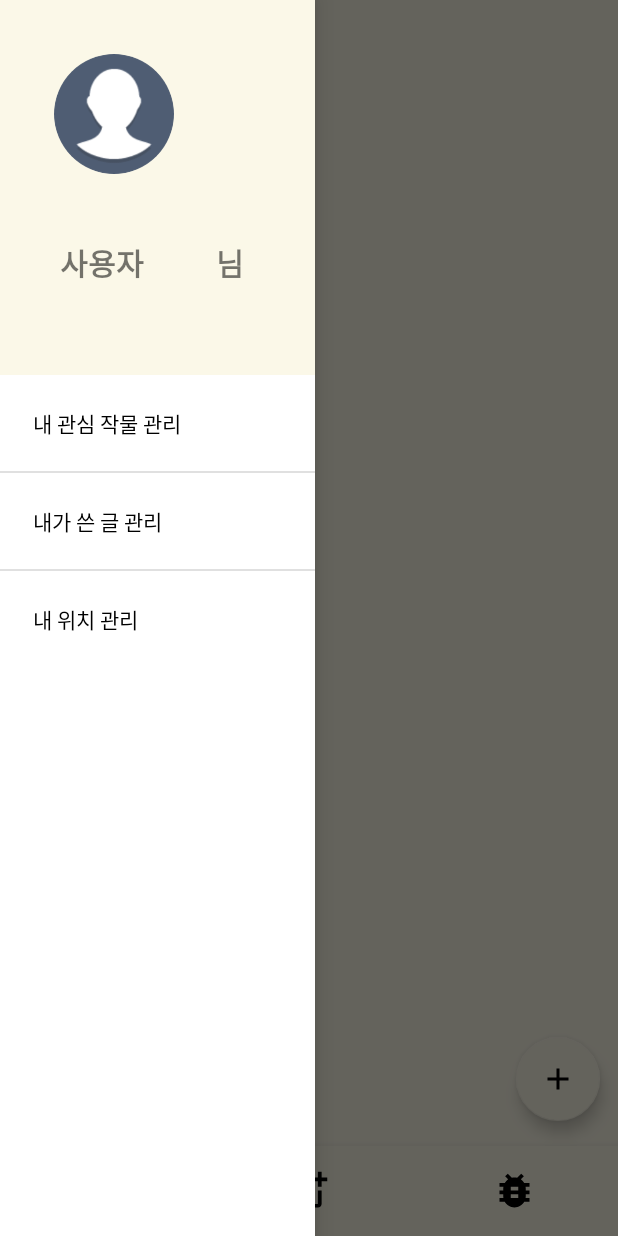
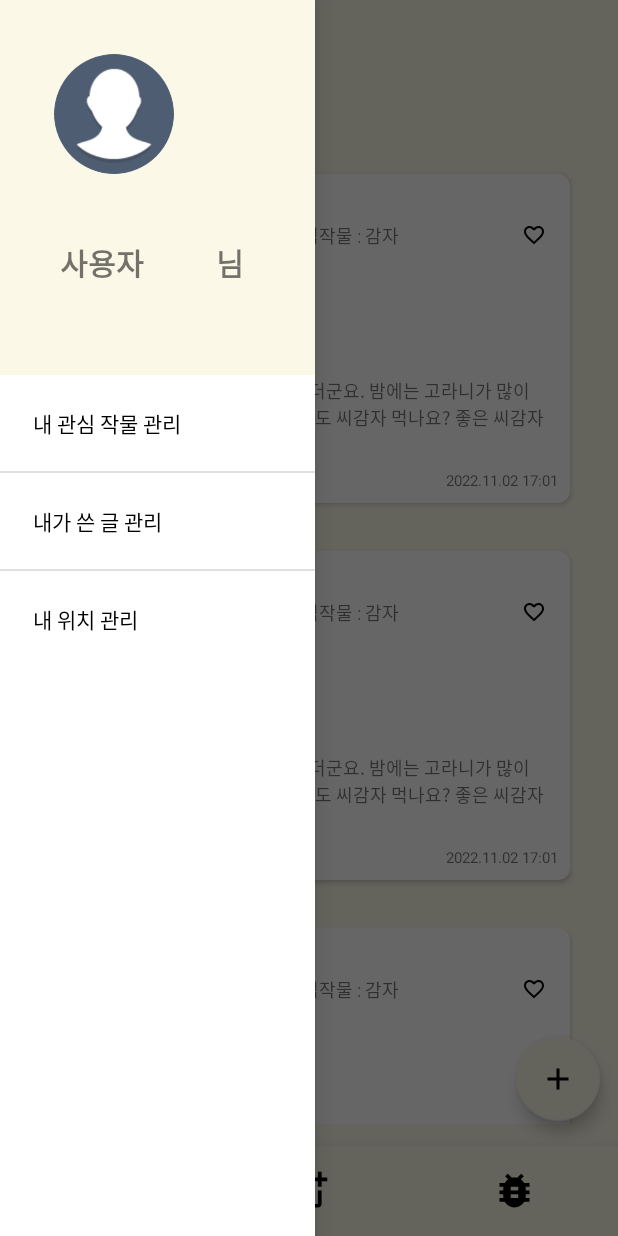
Before and after one commit to keemyujeong/TP11PlantOrNot, an Android app: the fragment BoardFragment placed in its activity, with the side drawer open, on a phone screen of 412 x 824 dp. Run offline under Robolectric (Android 15) with nearby library versions, the phone set to English and light mode, and no system bars; our stand-ins replace CircleImageView.

Commit message:
dev 11/2 16:40

```diff
--- /dev/null
+++ b/app/src/main/java/com/kyjsoft/tp11plantornot/BoardAdapter.kt
@@ -0,0 +1,35 @@
+package com.kyjsoft.tp11plantornot
+
+import android.content.Context
+import android.view.LayoutInflater
+import android.view.View
+import android.view.ViewGroup
+import androidx.recyclerview.widget.RecyclerView
+import com.bumptech.glide.Glide
+import com.kyjsoft.tp11plantornot.databinding.BoardRecyclerItemBinding
+import com.kyjsoft.tp11plantornot.databinding.FragmentBoardBinding
+
+class BoardAdapter(val context: Context, var items : MutableList<BoardRecyclerItem>) : RecyclerView.Adapter<BoardAdapter.VH>() {
+
+    inner class VH(itemView: View) : RecyclerView.ViewHolder(itemView){
+        val binding : BoardRecyclerItemBinding = BoardRecyclerItemBinding.bind(itemView)
+    }
+
+    override fun onCreateViewHolder(parent: ViewGroup, viewType: Int): VH {
+        var itemView : View = LayoutInflater.from(context).inflate(R.layout.board_recycler_item, parent, false)
+        return VH(itemView)
+    }
+
+    override fun onBindViewHolder(holder: VH, position: Int) {
+        Glide.with(context).load(items.get(position).imgUrl).error(R.drawable.profle).into(holder.binding.civ)
+        holder.binding.tvName.text = items[position].name
+        holder.binding.tvSelectplant.text = items[position].selectPlant
+        holder.binding.tvTitle.text = items[position].title
+        holder.binding.tvText.text = items[position].text
+        holder.binding.tvDate.text = items[position].date
+    }
+
+    override fun getItemCount(): Int = items.size
+
+
+}
--- a/app/src/main/java/com/kyjsoft/tp11plantornot/BoardFragment.kt
+++ b/app/src/main/java/com/kyjsoft/tp11plantornot/BoardFragment.kt
@@ -24,6 +24,8 @@ class BoardFragment: Fragment() {
     override fun onViewCreated(view: View, savedInstanceState: Bundle?) {
         super.onViewCreated(view, savedInstanceState)
 
+        binding.recyclerView.adapter = BoardAdapter(requireContext(), items)
+
         loadData()
     }
 
--- a/app/src/main/java/com/kyjsoft/tp11plantornot/BoardRecyclerItem.kt
+++ b/app/src/main/java/com/kyjsoft/tp11plantornot/BoardRecyclerItem.kt
@@ -1,3 +1,3 @@
 package com.kyjsoft.tp11plantornot
 
-class BoardRecyclerItem (var imgUrl: String, var name: String, var selectPlant : String, var title : String, var text : String, var date : String)
+data class BoardRecyclerItem (var imgUrl: String, var name: String, var selectPlant : String, var title : String, var text : String, var date : String)
--- /dev/null
+++ b/app/src/main/res/drawable/bg_board.xml
@@ -0,0 +1,7 @@
+<?xml version="1.0" encoding="utf-8"?>
+<shape xmlns:android="http://schemas.android.com/apk/res/android">
+    <solid android:color="@color/white"/>
+    <corners android:radius="8dp"/>
+
+
+</shape>
--- a/app/src/main/res/layout/board_recycler_item.xml
+++ b/app/src/main/res/layout/board_recycler_item.xml
@@ -75,15 +75,16 @@
             android:layout_width="match_parent"
             android:layout_height="wrap_content"
             android:layout_below="@+id/relative"
+            android:background="@drawable/bg_board"
             android:orientation="vertical"
-            android:padding="16dp">
+            android:padding="8dp">
 
             <TextView
                 android:id="@+id/tv_title"
                 android:layout_width="match_parent"
                 android:layout_height="wrap_content"
                 android:fontFamily="@font/suncheon"
-                android:paddingLeft="8dp"
+                android:paddingLeft="16dp"
                 android:paddingBottom="16dp"
                 android:text="제목" />
 
@@ -91,17 +92,17 @@
                 android:id="@+id/tv_text"
                 android:layout_width="wrap_content"
                 android:layout_height="wrap_content"
-                android:fontFamily="@font/suncheon"
-                android:text="글글글글글글"/>
+                android:text="글글글글글글"
+                android:textSize="12sp"
+                android:padding="8dp"/>
 
             <TextView
                 android:id="@+id/tv_date"
                 android:layout_width="wrap_content"
                 android:layout_height="wrap_content"
                 android:layout_gravity="bottom | right"
-                android:textSize="10sp"
                 android:text="2022.11.03 09:38"
-                />
+                android:textSize="10sp" />
 
 
         </LinearLayout>
--- a/app/src/main/res/layout/fragment_board.xml
+++ b/app/src/main/res/layout/fragment_board.xml
@@ -24,21 +24,20 @@
         <TextView
             android:layout_width="wrap_content"
             android:layout_height="wrap_content"
+            android:fontFamily="@font/suncheon"
+            android:padding="24dp"
             android:text="정보 공유 게시판"
+            android:textColor="@color/black"
             android:textSize="24sp"
-            android:textStyle="bold"
-            android:layout_marginBottom="48dp"
-            android:textColor="@color/black"
-            android:fontFamily="@font/suncheon"
-            android:padding="24dp"/>
+            android:textStyle="bold" />
 
         <androidx.recyclerview.widget.RecyclerView
             android:id="@+id/recycler_view"
             android:layout_width="match_parent"
             android:layout_height="match_parent"
-            app:layoutManager="androidx.recyclerview.widget.LinearLayoutManager"
+            android:layout_margin="16dp"
             android:orientation="vertical"
-            android:layout_margin="16dp"/>
+            app:layoutManager="androidx.recyclerview.widget.LinearLayoutManager" />
 
     </LinearLayout>
 
--- a/app/src/main/res/layout/home_recycler_item.xml
+++ b/app/src/main/res/layout/home_recycler_item.xml
@@ -32,6 +32,7 @@
             android:layout_marginTop="8dp"
             android:fontFamily="@font/suncheon"
             android:text="dummy data dummy data dummy data dummy data dummy data dummy data dummy data "
+            android:textSize="12sp"
             android:gravity="center"/>
 
 
```
